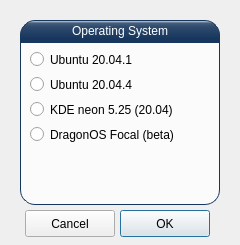
First picture: the form in UI/install.ui, repository ainfosec/FISSURE, before the edit.
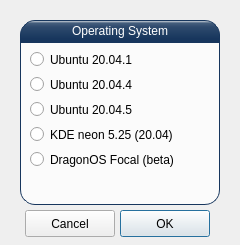
Second picture: the form after the edit.

Commit message: Program size estimates for install

What changed in the file:
```diff
--- a/UI/install.ui
+++ b/UI/install.ui
@@ -130,7 +130,7 @@
     <property name="geometry">
      <rect>
       <x>10</x>
-      <y>80</y>
+      <y>105</y>
       <width>180</width>
       <height>25</height>
      </rect>
@@ -146,7 +146,7 @@
     <property name="geometry">
      <rect>
       <x>10</x>
-      <y>55</y>
+      <y>80</y>
       <width>180</width>
       <height>25</height>
      </rect>
@@ -155,6 +155,22 @@
      <string>KDE neon 5.25 (20.04)</string>
     </property>
    </widget>
+   <widget class="QRadioButton" name="radioButton_ubuntu20_04_5">
+    <property name="enabled">
+     <bool>true</bool>
+    </property>
+    <property name="geometry">
+     <rect>
+      <x>10</x>
+      <y>55</y>
+      <width>150</width>
+      <height>25</height>
+     </rect>
+    </property>
+    <property name="text">
+     <string>Ubuntu 20.04.5</string>
+    </property>
+   </widget>
   </widget>
  </widget>
  <resources/>
```
The commit also changes 10 other files.
